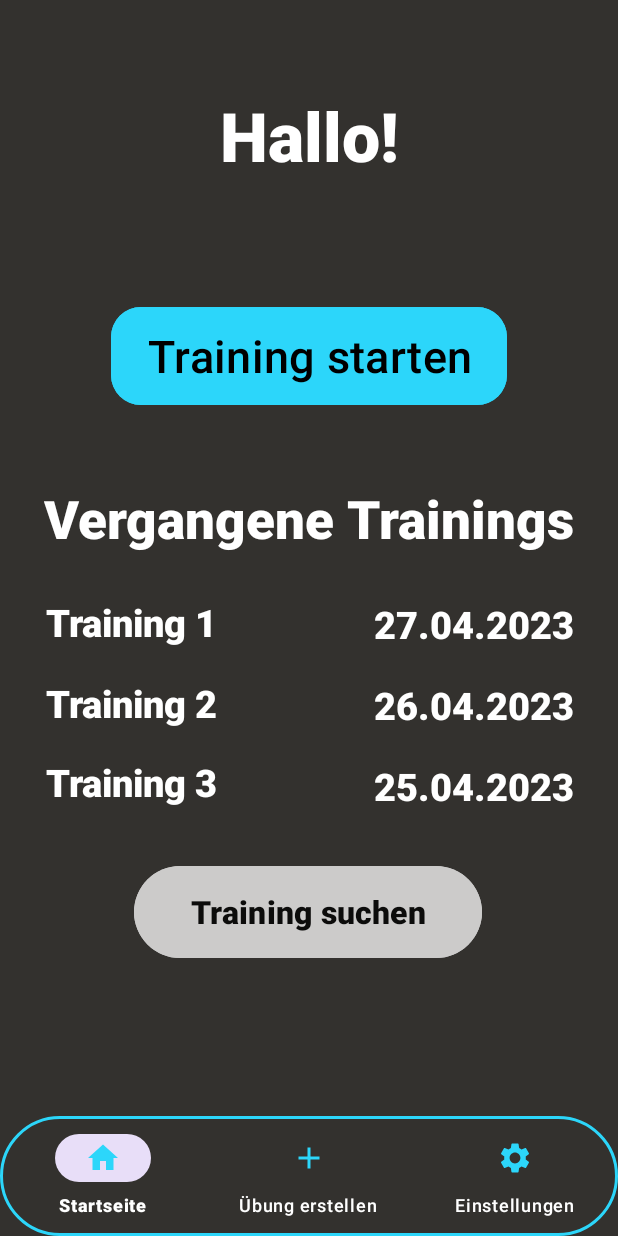
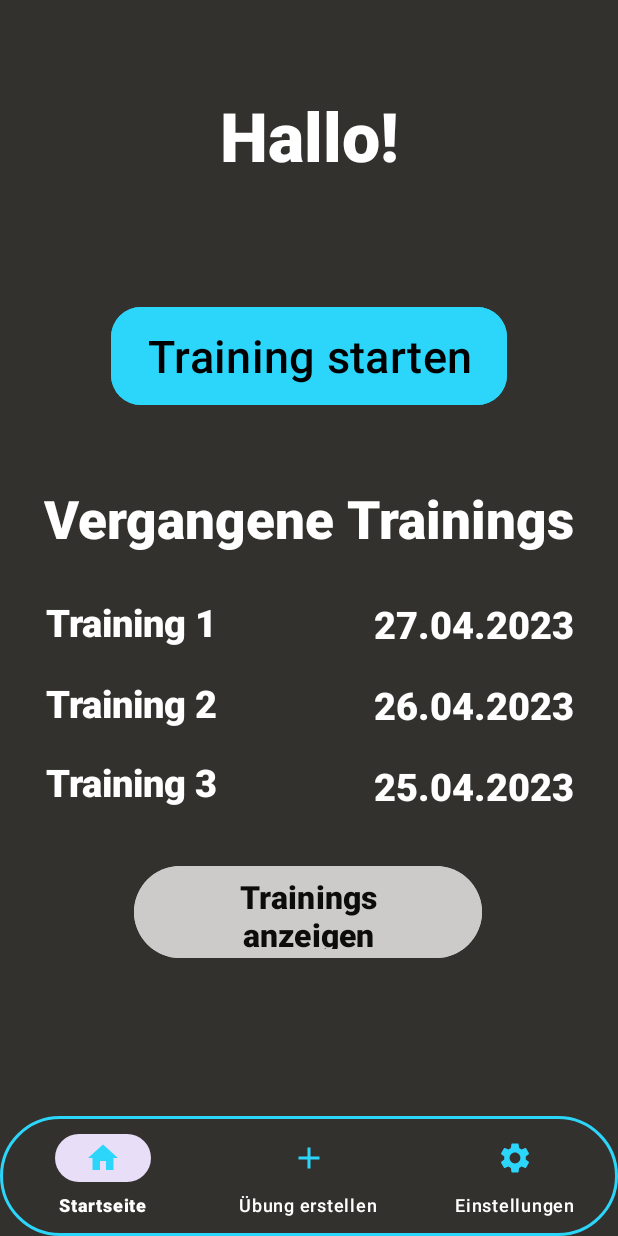
Before and after one commit to mthaler1/GymMem-itp, an Android app: the layout fragment_startseite.xml on its own in the app's theme, with its tools: preview values and no code run, on a phone screen of 412 x 824 dp. Run offline under Robolectric (Android 15) with nearby library versions, the phone set to English and light mode, and no system bars.

Commit message:
Button Training Suchen --> Trainings anzeigen

```diff
--- a/app/src/main/res/layout/fragment_startseite.xml
+++ b/app/src/main/res/layout/fragment_startseite.xml
@@ -15,7 +15,7 @@
         android:layout_marginTop="204dp"
         android:alpha="0.75"
         android:backgroundTint="#FFFFFF"
-        android:text="Training suchen"
+        android:text="Trainings anzeigen"
         android:textColor="@color/black"
         android:textSize="21sp"
         android:textStyle="bold"
```
